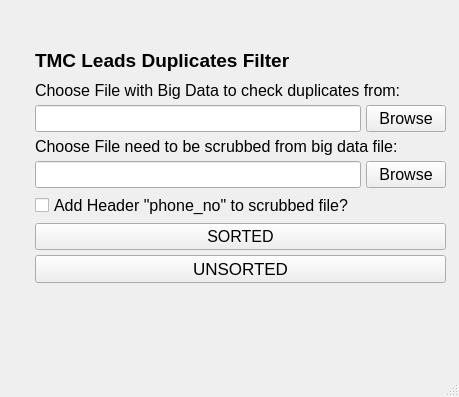
Before: the Qt Designer form ui/main.ui in muqeetmughal/Filter-Phone-Numbers-PyQt5-Numpy-Desktop-App, drawn with Qt 5.
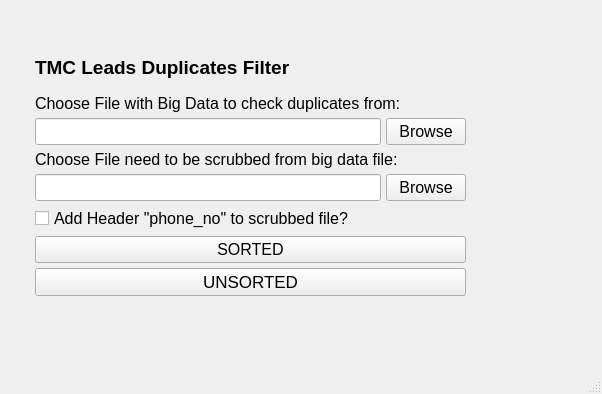
After: the same form once the commit is applied.

What changed in the file:
```diff
--- a/ui/main.ui
+++ b/ui/main.ui
@@ -9,8 +9,8 @@
    <rect>
     <x>0</x>
     <y>0</y>
-    <width>459</width>
-    <height>397</height>
+    <width>602</width>
+    <height>394</height>
    </rect>
   </property>
   <property name="windowTitle">
@@ -27,8 +27,8 @@
      <rect>
       <x>30</x>
       <y>40</y>
-      <width>421</width>
-      <height>248</height>
+      <width>441</width>
+      <height>261</height>
      </rect>
     </property>
     <layout class="QVBoxLayout" name="verticalLayout">
```
Left out of the diff: 50 changed lines with no effect on the pictures.
